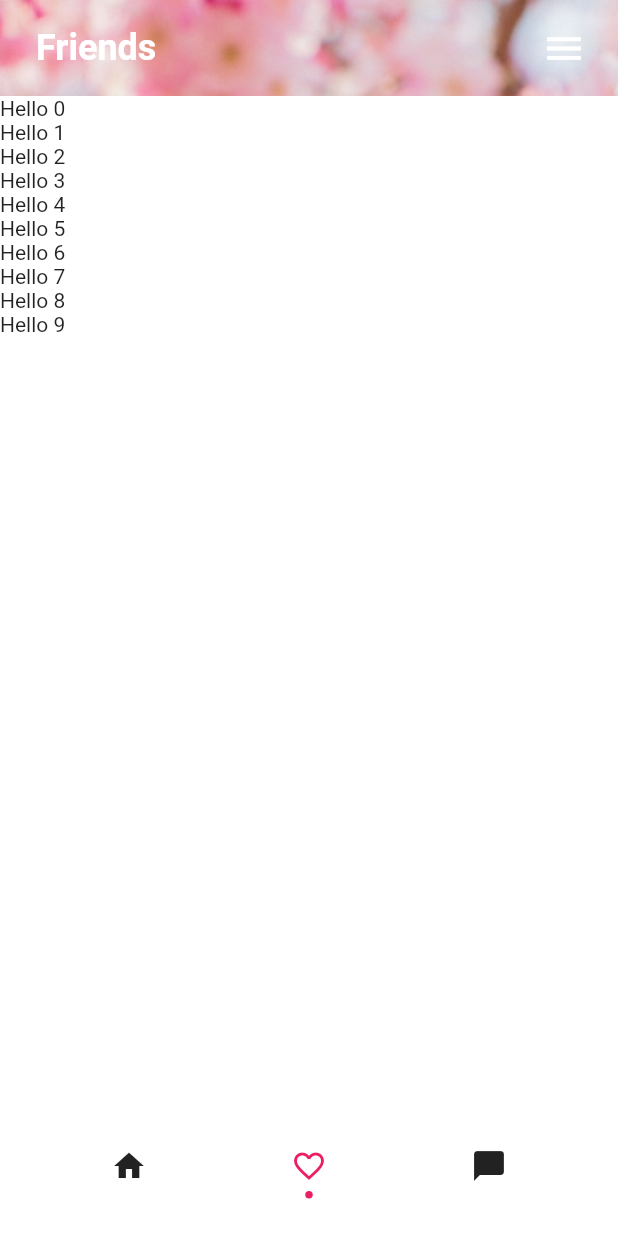
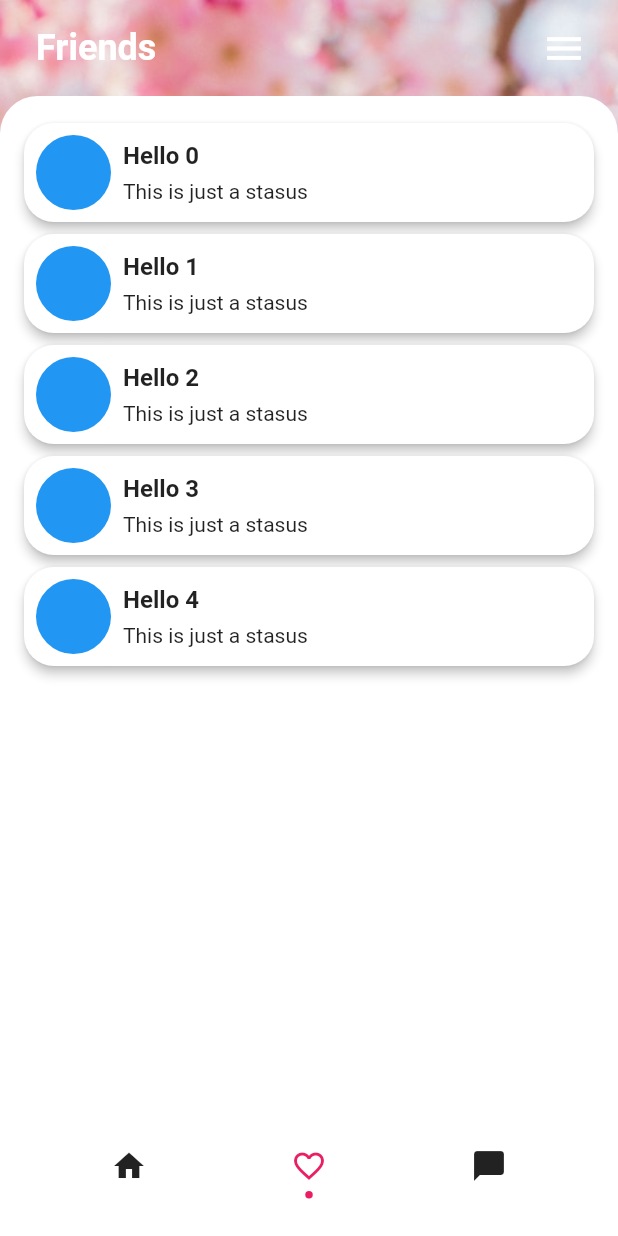
Before and after one commit to CozyBrian/HangOut, a Flutter app: the MainScreen screen opened by its route, item 2 of the bottom bar chosen, on a phone screen of 412 x 824 dp. Run offline on Flutter 3.47's test engine with Material 2 defaults, Android fonts, the phone set to English and light mode, and no system bars; drawn by our look-alikes of dot_navigation_bar; missing offline and left inert: tab_container.

Commit message:
add: FriendsList tile

```diff
--- a/lib/views/Friends/friends.screen.dart
+++ b/lib/views/Friends/friends.screen.dart
@@ -1,4 +1,5 @@
 import 'package:flutter/material.dart';
+import 'package:hangout/widgets/Friends/friendListTile.dart';
 import 'package:hangout/widgets/Layout/TopNavBar.dart';
 import 'package:hangout/widgets/Layout/backImgae.dart';
 
@@ -12,11 +13,16 @@ class FriendsScreen extends StatelessWidget {
           const TopNavBar(title: "Friends"),
           Expanded(
             child: Container(
-              width: 500,
-              color: Colors.white,
+              padding: const EdgeInsets.symmetric(horizontal: 12),
+              decoration: const BoxDecoration(
+                  color: Colors.white,
+                  borderRadius: BorderRadius.only(
+                      topLeft: Radius.circular(25),
+                      topRight: Radius.circular(25))),
               child: ListView.builder(
-                itemCount: 10,
-                itemBuilder: ((context, index) => Text(
+                padding: const EdgeInsets.only(top: 14),
+                itemCount: 5,
+                itemBuilder: ((context, index) => FriendListTile(
                       "Hello $index",
                     )),
               ),
--- /dev/null
+++ b/lib/widgets/Friends/friendListTile.dart
@@ -0,0 +1,48 @@
+import 'package:flutter/material.dart';
+
+class FriendListTile extends StatelessWidget {
+  final String text;
+  const FriendListTile(this.text);
+
+  @override
+  Widget build(BuildContext context) {
+    return GestureDetector(
+      onTap: () {},
+      child: Card(
+        shape: RoundedRectangleBorder(borderRadius: BorderRadius.circular(20)),
+        elevation: 3,
+        child: Padding(
+          padding: const EdgeInsets.all(8.0),
+          child: Row(
+            children: [
+              Container(
+                height: 50,
+                width: 50,
+                decoration: BoxDecoration(
+                  borderRadius: BorderRadius.circular(50),
+                  color: Colors.blue,
+                ),
+              ),
+              Padding(
+                padding: const EdgeInsets.symmetric(horizontal: 8),
+                child: Column(
+                  mainAxisAlignment: MainAxisAlignment.spaceBetween,
+                  crossAxisAlignment: CrossAxisAlignment.start,
+                  children: [
+                    Text(
+                      text,
+                      style: const TextStyle(
+                          fontSize: 16, fontWeight: FontWeight.w600),
+                    ),
+                    const SizedBox(height: 6),
+                    const Text("This is just a stasus"),
+                  ],
+                ),
+              )
+            ],
+          ),
+        ),
+      ),
+    );
+  }
+}
```
